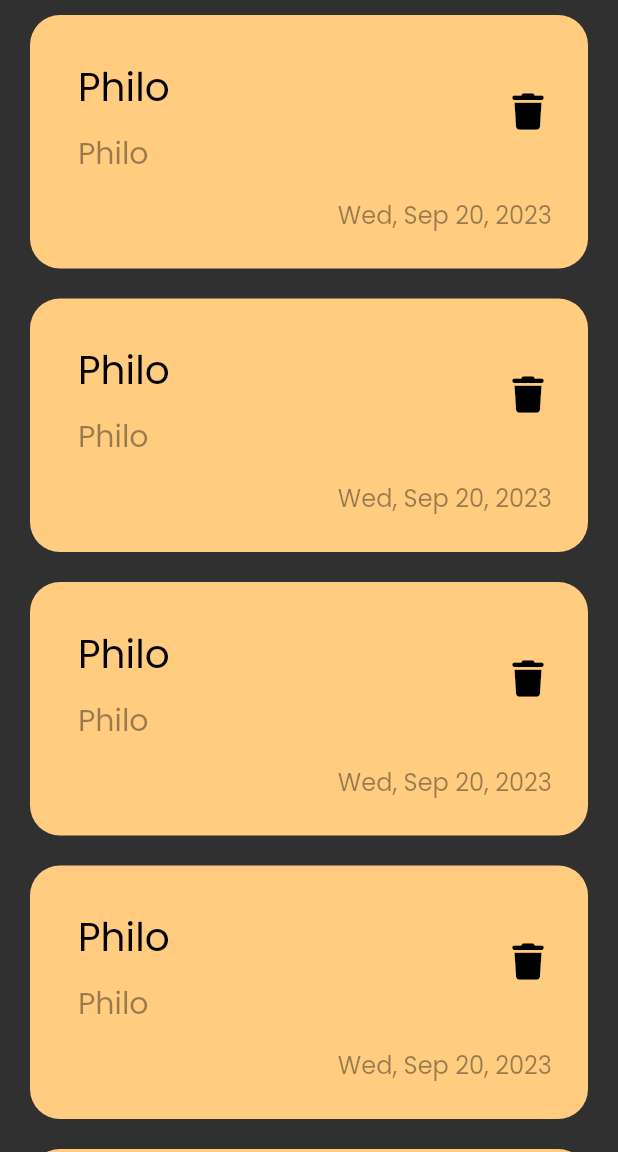
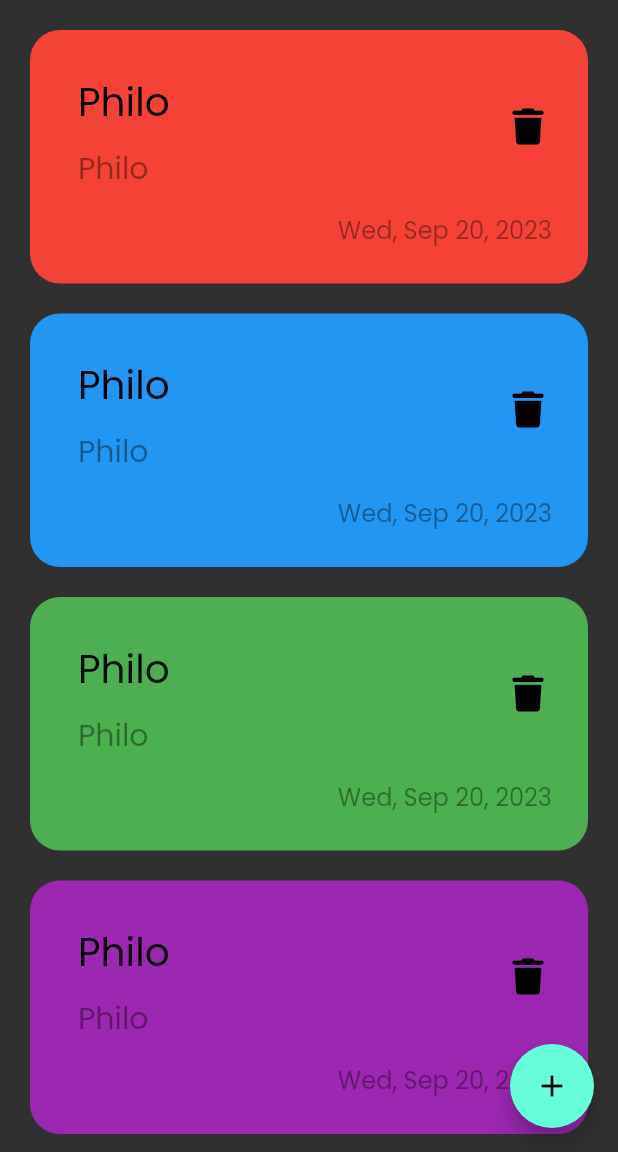
Before and after one commit to PhilopateerMoheb1/NotesApp, a Flutter app: the screen it shows after launch, on a phone screen of 412 x 824 dp, the part 84-1236 px from its top. Run offline on Flutter 3.47's test engine with Material 2 defaults, Android fonts, the phone set to English and light mode, and no system bars; our stand-ins replace font_awesome_flutter; missing offline and left inert: dart:ffi.

Commit message:
Feat:Add Bottom sheet,Custom button with changes

```diff
--- a/lib/Screens/NotesPage.dart
+++ b/lib/Screens/NotesPage.dart
@@ -1,8 +1,10 @@
 import 'package:flutter/material.dart';
 import 'package:intl/intl.dart';
+import 'package:notesapp/Widgets/AddNoteBottomSheet.dart';
 import 'package:notesapp/Widgets/NotesListView.dart';
 
 import '../Widgets/CustomIcon.dart';
+import '../Widgets/NotesBodyView.dart';
 import '../Widgets/NotesViewWidgetItem.dart';
 
 class NotesPage extends StatelessWidget {
@@ -12,6 +14,16 @@ class NotesPage extends StatelessWidget {
   @override
   Widget build(BuildContext context) {
     return Scaffold(
+      floatingActionButton: FloatingActionButton(
+        onPressed: () {
+          showModalBottomSheet(
+              context: context,
+              builder: (context) {
+                return AddNoteBottomSheetWidget();
+              });
+        },
+        child: const Icon(Icons.add),
+      ),
       appBar: AppBar(
         backgroundColor: Colors.transparent,
         title: const Text("Notes"),
@@ -28,11 +40,7 @@ class NotesPage extends StatelessWidget {
           ),
         ],
       ),
-      body: const Column(
-        children: [
-          NotesListView(),
-        ],
-      ),
+      body: NotesBodyView(),
     );
   }
 }
--- /dev/null
+++ b/lib/Widgets/NotesBodyView.dart
@@ -0,0 +1,18 @@
+import 'package:flutter/material.dart';
+
+import 'NotesListView.dart';
+
+class NotesBodyView extends StatelessWidget {
+  const NotesBodyView({
+    super.key,
+  });
+
+  @override
+  Widget build(BuildContext context) {
+    return Column(
+      children: [
+        NotesListView(),
+      ],
+    );
+  }
+}
--- a/lib/Widgets/NotesListView.dart
+++ b/lib/Widgets/NotesListView.dart
@@ -2,18 +2,34 @@ import 'package:flutter/material.dart';
 import 'package:notesapp/Widgets/NotesViewWidgetItem.dart';
 
 class NotesListView extends StatelessWidget {
-  const NotesListView({super.key});
+  NotesListView({super.key});
+
+  final List<Color> colors = const [
+    Colors.red,
+    Colors.blue,
+    Colors.green,
+    Colors.purple,
+  ];
+  int i = 0;
 
   @override
   Widget build(BuildContext context) {
     return Expanded(
+      child: Padding(
+        padding: const EdgeInsets.symmetric(vertical: 10.0),
         child: ListView.builder(
+          padding: EdgeInsets.zero,
           itemBuilder: (context, index) {
-          return const NotesViewWidgetItem(
+            if (i == 4) {
+              i = 0;
+            }
+            return NotesViewWidgetItem(
               title: "Philo",
               subtitle: "Philo",
+              color: colors[i++],
             );
           },
+        ),
       ),
     );
   }
--- a/lib/Widgets/NotesViewWidgetItem.dart
+++ b/lib/Widgets/NotesViewWidgetItem.dart
@@ -7,10 +7,12 @@ class NotesViewWidgetItem extends StatelessWidget {
     super.key,
     required this.title,
     this.subtitle,
+    this.color,
   });
 
   final String title;
   final String? subtitle;
+  final Color? color;
 
   @override
   Widget build(BuildContext context) {
@@ -20,9 +22,9 @@ class NotesViewWidgetItem extends StatelessWidget {
         vertical: 10,
       ),
       child: Container(
-        decoration: const BoxDecoration(
-          color: Color(0xffffcc80),
-          borderRadius: BorderRadius.all(
+        decoration: BoxDecoration(
+          color: color ?? Colors.red,
+          borderRadius: const BorderRadius.all(
             Radius.circular(20),
           ),
         ),
```
Also changed, not shown: lib/Widgets/AddNoteBottomSheet.dart (added, +107 -0 lines), lib/Widgets/CustomWideButton.dart (added, +40 -0 lines). Lines whose indentation alone changed are shown as unchanged.
